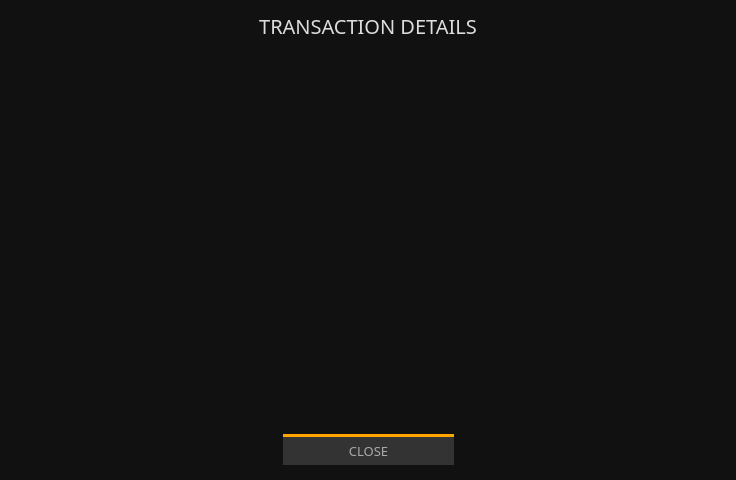
This is src/gui/ui/transactiondetailsdialog.ui in ConcealNetwork/conceal-desktop as Qt 5 draws it before an edit. The edited form follows.
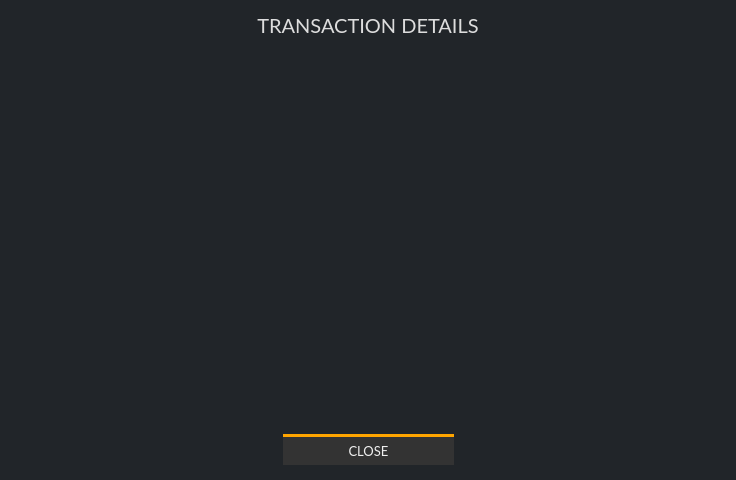
This is the edited form.

The edit to the form file:
```diff
--- a/src/gui/ui/transactiondetailsdialog.ui
+++ b/src/gui/ui/transactiondetailsdialog.ui
@@ -14,9 +14,9 @@
    <string>Transaction details</string>
   </property>
   <property name="styleSheet">
-   <string notr="true">background-color: #111;
+   <string notr="true">background-color: #212529;
 border: 0px;
-color: #aaa;</string>
+color: #eee;</string>
   </property>
   <layout class="QVBoxLayout" name="verticalLayout">
    <property name="leftMargin">
@@ -41,7 +41,7 @@
      </property>
      <property name="font">
       <font>
-       <family>Poppins</family>
+       <family>Lato</family>
        <pointsize>15</pointsize>
       </font>
      </property>
@@ -60,12 +60,12 @@
     <widget class="QTextBrowser" name="m_detailsBrowser">
      <property name="font">
       <font>
-       <family>Poppins</family>
+       <family>Lato</family>
        <pointsize>9</pointsize>
       </font>
      </property>
      <property name="styleSheet">
-      <string notr="true">background-color: #111;</string>
+      <string notr="true">background-color: #212529;</string>
      </property>
     </widget>
    </item>
@@ -94,12 +94,12 @@
        </property>
        <property name="font">
         <font>
-         <family>Poppins</family>
+         <family>Lato</family>
          <pointsize>10</pointsize>
         </font>
        </property>
        <property name="styleSheet">
-        <string notr="true">color: #aaa; background-color: #333; border-top: 3px solid orange;</string>
+        <string notr="true">color: #eee; background-color: #333; border-top: 3px solid orange;</string>
        </property>
        <property name="text">
         <string>CLOSE</string>
```
